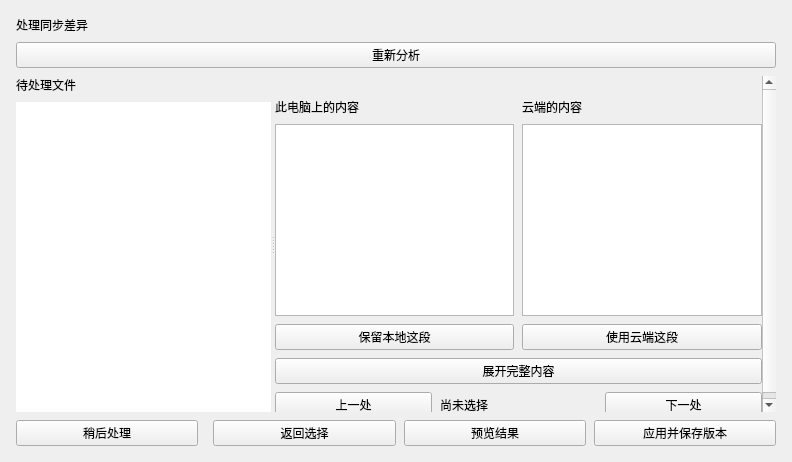
Zao-chen/ZcVersionBox, file windows/mainwindow_child/homepage/pages/homepage_page_conflict.ui: the form before one commit.
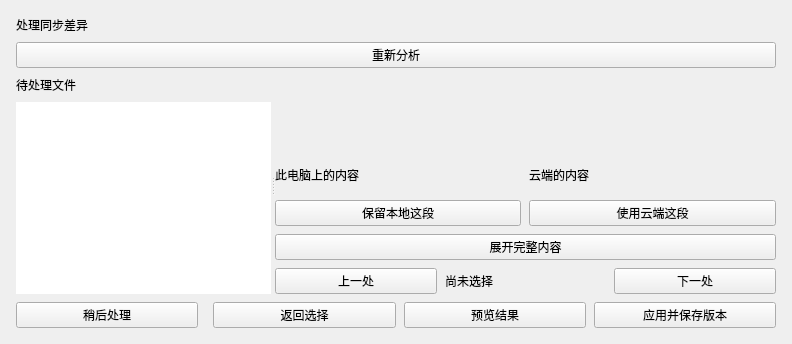
The form after the commit. Custom widgets are drawn as their Qt base class.

Commit message: feat: 统一版本对比与冲突处理的 diff 展示与文件委托

Patch:
```diff
--- a/windows/mainwindow_child/homepage/pages/homepage_page_conflict.ui
+++ b/windows/mainwindow_child/homepage/pages/homepage_page_conflict.ui
@@ -194,7 +194,10 @@
               </property>
              </widget>
             </item>
-            <item>
+                        <item>
+             <widget class="HomePageDiffView" name="diffView" native="true"/>
+            </item>
+<item>
              <widget class="QWidget" name="sides">
               <layout class="QHBoxLayout" name="sidesLayout">
                <property name="leftMargin">
@@ -251,12 +254,7 @@
                     <property name="tabChangesFocus">
                      <bool>true</bool>
                     </property>
-                    <property name="minimumSize">
-                     <size>
-                      <width>0</width>
-                      <height>110</height>
-                     </size>
-                    </property>
+                    <property name="maximumSize"><size><width>16777215</width><height>0</height></size></property>
                    </widget>
                   </item>
                   <item>
@@ -311,12 +309,7 @@
                     <property name="tabChangesFocus">
                      <bool>true</bool>
                     </property>
-                    <property name="minimumSize">
-                     <size>
-                      <width>0</width>
-                      <height>110</height>
-                     </size>
-                    </property>
+                    <property name="maximumSize"><size><width>16777215</width><height>0</height></size></property>
                    </widget>
                   </item>
                   <item>
@@ -551,4 +544,12 @@
  </widget>
  <resources />
  <connections />
+ <customwidgets>
+  <customwidget>
+   <class>HomePageDiffView</class>
+   <extends>QWidget</extends>
+   <header>windows/mainwindow_child/homepage/pages/homepage_diff_view.h</header>
+   <container>1</container>
+  </customwidget>
+ </customwidgets>
 </ui>
```
Left out of the diff: 12 changed lines with no effect on the pictures. The commit also changes 12 other files.
